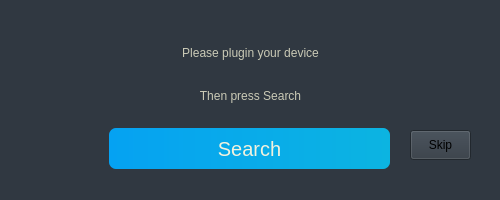
Old version of the form KeyBoardSetter/KeyboardSetter/Forms/devicefinder.ui in the repository TabbycatPie/CustomKeyboard.
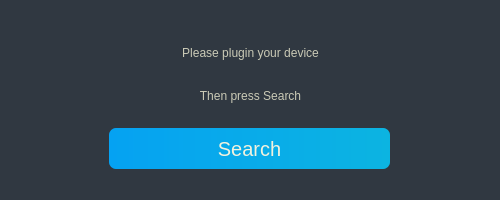
New version of the form.

```diff
--- a/KeyBoardSetter/KeyboardSetter/Forms/devicefinder.ui
+++ b/KeyBoardSetter/KeyboardSetter/Forms/devicefinder.ui
@@ -85,19 +85,6 @@
      <set>Qt::AlignCenter</set>
     </property>
    </widget>
-   <widget class="QPushButton" name="btn_skip">
-    <property name="geometry">
-     <rect>
-      <x>410</x>
-      <y>130</y>
-      <width>61</width>
-      <height>30</height>
-     </rect>
-    </property>
-    <property name="text">
-     <string>Skip</string>
-    </property>
-   </widget>
   </widget>
   <widget class="QStatusBar" name="statusbar"/>
  </widget>
```
